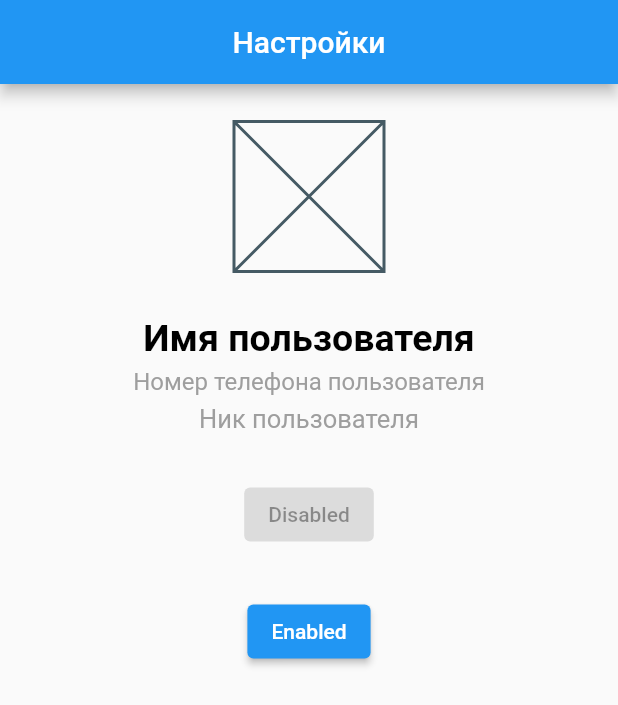
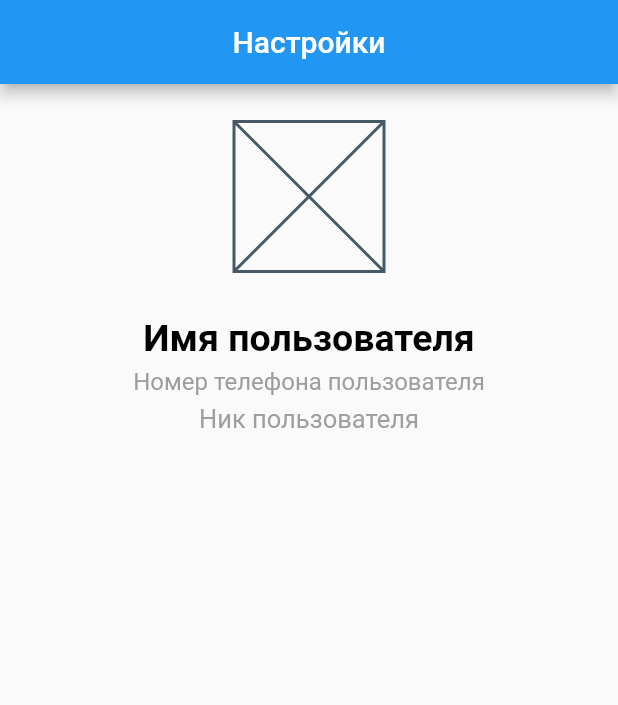
Before and after one commit to FedotovV/FlutterApp, a Flutter app: the screen it shows after launch, on a phone screen of 412 x 824 dp. Shown: the top 705 px of the screen. Run offline on Flutter 3.47's test engine with Material 2 defaults, Android fonts, the phone set to English and light mode, and no system bars.

```diff
--- a/lib/widgets/user_profile.dart
+++ b/lib/widgets/user_profile.dart
@@ -26,41 +26,6 @@ class UserProfile extends StatelessWidget {
               height: 5,
             ),
             _NicknameUserWidget(),
-            SizedBox(
-              height: 30,
-            ),
-            _MenuBottom(),
-          ],
-        ),
-      ),
-    );
-  }
-}
-
-class _MenuBottom extends StatefulWidget {
-  const _MenuBottom({Key? key}) : super(key: key);
-
-  @override
-  __MenuBottomState createState() => __MenuBottomState();
-}
-
-class __MenuBottomState extends State<_MenuBottom> {
-  @override
-  Widget build(BuildContext context) {
-    return Container(
-      child: Center(
-        child: Column(
-          mainAxisSize: MainAxisSize.min,
-          children: <Widget>[
-            ElevatedButton(
-              onPressed: null,
-              child: const Text('Disabled'),
-            ),
-            const SizedBox(height: 30),
-            ElevatedButton(
-              onPressed: () {},
-              child: const Text('Enabled'),
-            ),
           ],
         ),
       ),
```
